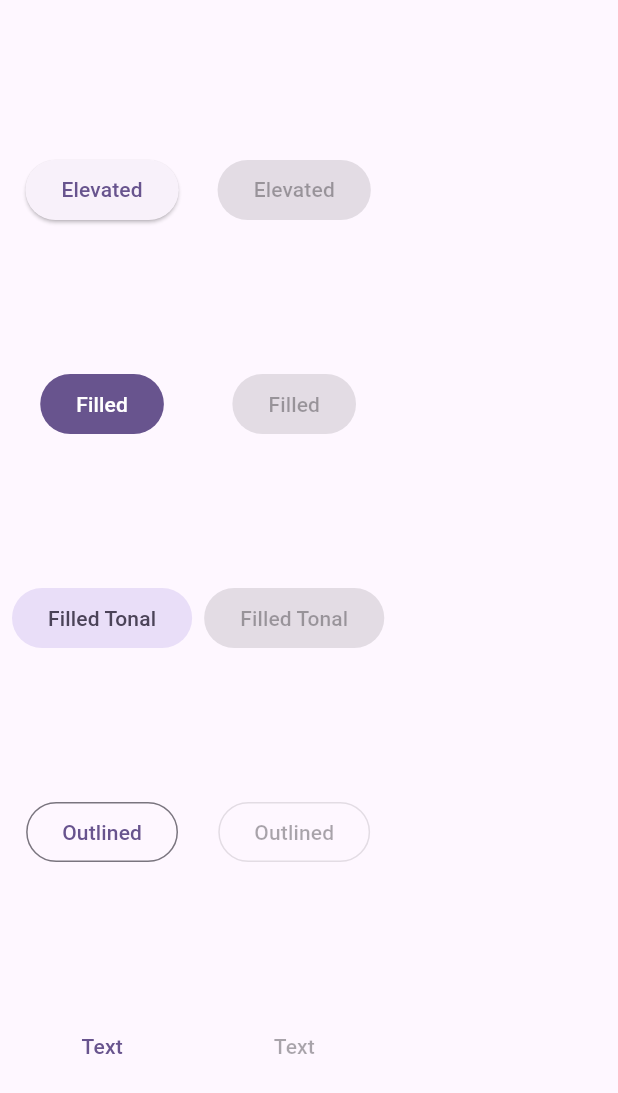
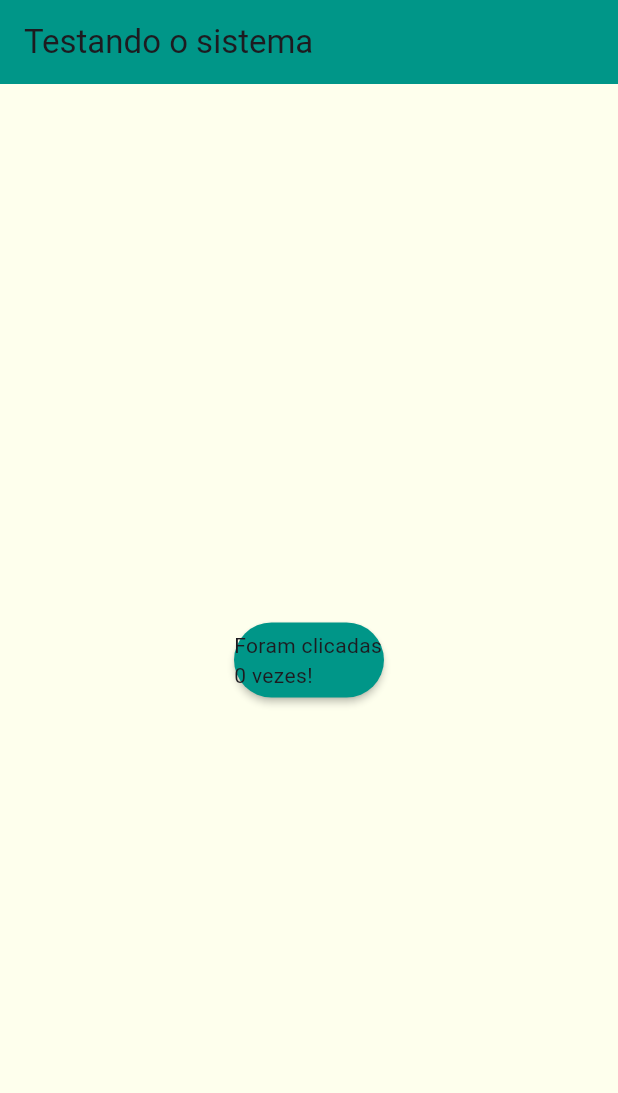
Before and after one commit to lucasrafaellima/estudo, a Flutter app: the screen it shows after launch, on a phone screen of 412 x 824 dp. Shown: the top 1093 px of the screen. Run offline on Flutter 3.47's test engine with Material 3 defaults, Android fonts, the light colour scheme and no system bars.

Commit message:
Refactor main application structure and add custom VSCode settings

```diff
--- a/app/lib/main.dart
+++ b/app/lib/main.dart
@@ -1,65 +1,50 @@
 import 'package:flutter/material.dart';
 
 void main() {
-  runApp(const ButtonApp());
+  runApp(TestingApp());
 }
 
-class ButtonApp extends StatelessWidget {
-  const ButtonApp({super.key});
+class TestingApp extends StatelessWidget {
+  const TestingApp({super.key});
 
   @override
   Widget build(BuildContext context) {
     return MaterialApp(
-      title: 'Button Types',
-      theme: ThemeData(
-        colorScheme: ColorScheme.fromSeed(seedColor: Colors.deepPurple),
-      ),
-      home: const Scaffold(body: ButtonTypesExample()),
+      home: MainPage(),
     );
   }
 }
 
-class ButtonTypesExample extends StatelessWidget {
-  const ButtonTypesExample({super.key});
+class MainPage extends StatefulWidget {
+  _MainPageState createState() => _MainPageState();
+}
+
+class _MainPageState extends State<MainPage> {
+
+  int likes = 0;
 
   @override
   Widget build(BuildContext context) {
-    return const Padding(
-      padding: EdgeInsets.all(4.0),
-      child: Row(
-        children: <Widget>[
-          ButtonTypesGroup(enabled: true),
-          ButtonTypesGroup(enabled: false),
-          Spacer(),
-        ],
+    return Scaffold(
+      backgroundColor: const Color.fromARGB(255, 254, 255, 237),
+      appBar: AppBar(
+        backgroundColor: Colors.teal,
+        title: Text('Testando o sistema'),
       ),
+      body: Center(
+        child: RawMaterialButton(
+          onPressed: () {
+            setState(() {
+              likes++;
+            });
+          },
+          fillColor: Colors.teal,
+          shape: RoundedRectangleBorder(borderRadius: BorderRadius.circular(50.0)),
+          constraints: BoxConstraints.tightFor(height: 50.0, width: 100.0),
+          child: Text('Foram clicadas $likes vezes!'),
+        ),
+      ),
+
     );
   }
 }
-
-class ButtonTypesGroup extends StatelessWidget {
-  const ButtonTypesGroup({super.key, required this.enabled});
-
-  final bool enabled;
-
-  @override
-  Widget build(BuildContext context) {
-    final VoidCallback? onPressed = enabled ? () {} : null;
-    return Padding(
-      padding: const EdgeInsets.all(4.0),
-      child: Column(
-        mainAxisAlignment: MainAxisAlignment.spaceEvenly,
-        children: <Widget>[
-          ElevatedButton(onPressed: onPressed, child: const Text('Elevated')), //Botão elevado
-          FilledButton(onPressed: onPressed, child: const Text('Filled')), //Botão com tonalidade
-          FilledButton.tonal(
-            onPressed: onPressed, //Botão com outra tonalidade
-            child: const Text('Filled Tonal'),
-          ),
-          OutlinedButton(onPressed: onPressed, child: const Text('Outlined')), //Botão com borda
-          TextButton(onPressed: onPressed, child: const Text('Text')), //Apenas botão de texto
-        ],
-      ),
-    );
-  }
-}
```
